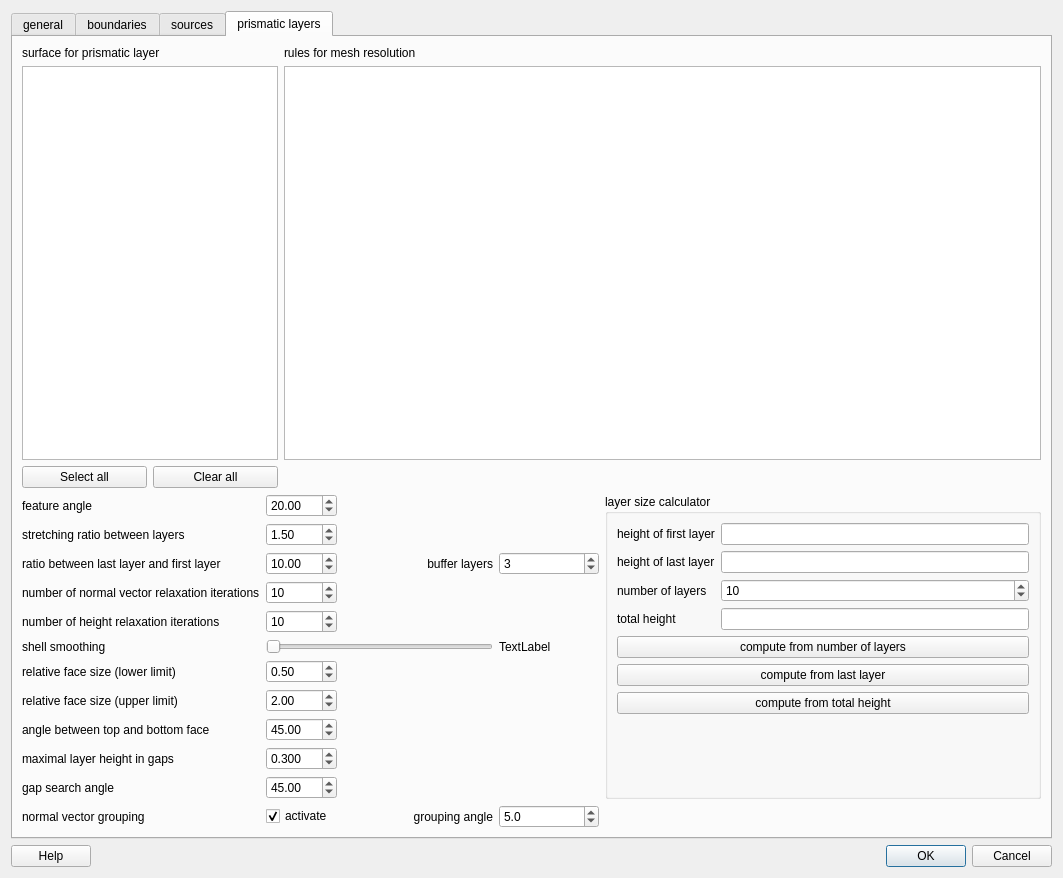
First picture: the form in src/libengrid/guicreatesurfacemesh.ui, repository enGits/engrid, before the edit.
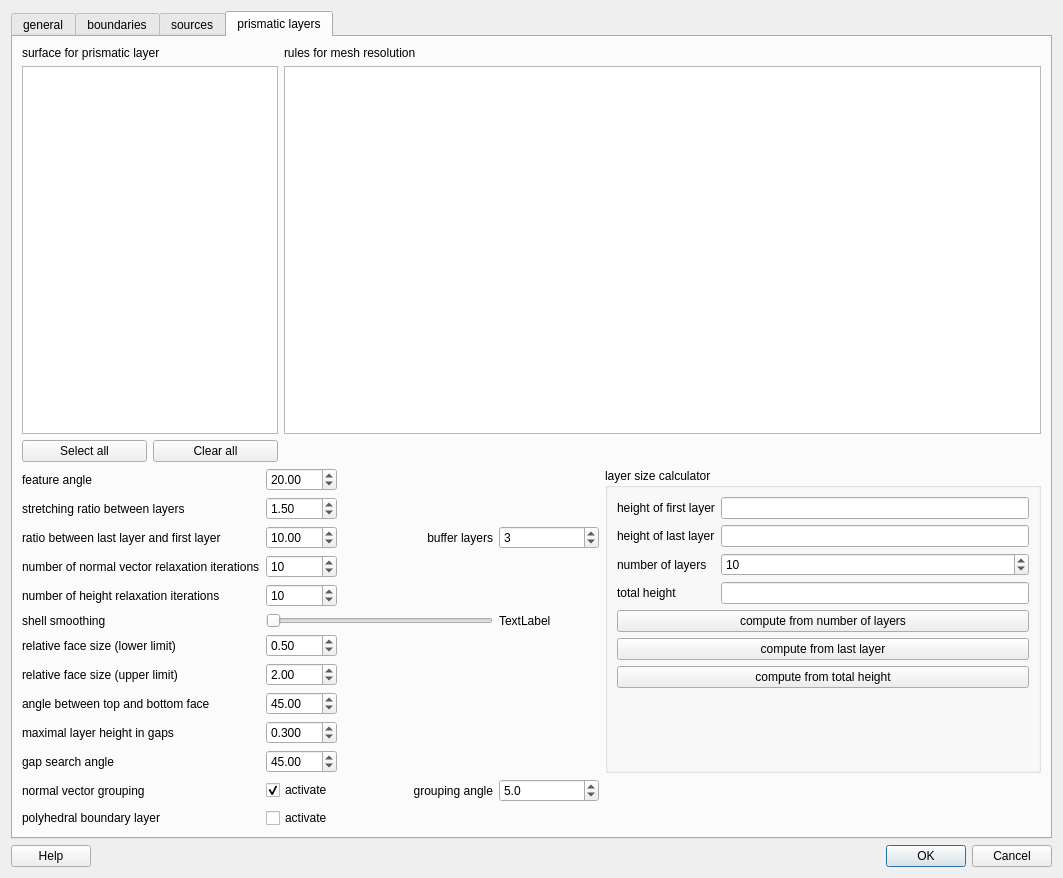
Second picture: the form after the edit. Icons and pictures are not drawn.

Commit message: boundary layer only polys or tris

```diff
--- a/src/libengrid/guicreatesurfacemesh.ui
+++ b/src/libengrid/guicreatesurfacemesh.ui
@@ -821,6 +821,23 @@
            </property>
           </widget>
          </item>
+         <item row="12" column="0">
+          <widget class="QLabel" name="label_29">
+           <property name="text">
+            <string>polyhedral boundary layer</string>
+           </property>
+          </widget>
+         </item>
+         <item row="12" column="1">
+          <widget class="QCheckBox" name="m_CheckBoxBoundaryLayerPolyhedral">
+           <property name="text">
+            <string>activate</string>
+           </property>
+           <property name="checked">
+            <bool>false</bool>
+           </property>
+          </widget>
+         </item>
         </layout>
        </item>
       </layout>
```
Left out of the diff: 5 changed lines with no effect on the pictures. The commit also changes 19 other files.
